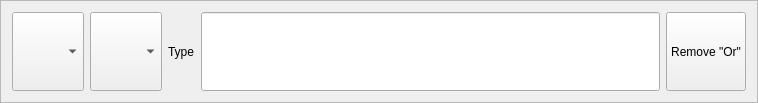
Above: ui/SearchOrFrame.ui from CS-4820-Library-Project/COUNTER-5-Report-Tool-2020-5.0 before the change. Below: the same form after it.
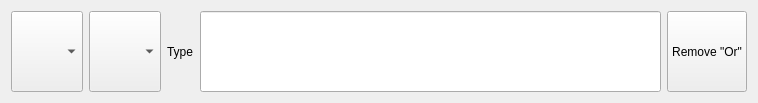
That is the form after the change.

Commit message: cleaned up Search UI (moved add and button, removed unnecessary frame borders

Diff of the .ui file:
```diff
--- a/ui/SearchOrFrame.ui
+++ b/ui/SearchOrFrame.ui
@@ -20,41 +20,30 @@
    <string>Frame</string>
   </property>
   <property name="frameShape">
-   <enum>QFrame::StyledPanel</enum>
+   <enum>QFrame::NoFrame</enum>
   </property>
   <property name="frameShadow">
-   <enum>QFrame::Raised</enum>
+   <enum>QFrame::Plain</enum>
   </property>
   <layout class="QGridLayout" name="gridLayout">
+   <item row="0" column="1">
+    <widget class="QComboBox" name="search_comparison_parameter_combobox">
+     <property name="sizePolicy">
+      <sizepolicy hsizetype="Preferred" vsizetype="Minimum">
+       <horstretch>0</horstretch>
+       <verstretch>0</verstretch>
+      </sizepolicy>
+     </property>
+    </widget>
+   </item>
    <item row="0" column="3">
-    <widget class="QFrame" name="frame">
-     <layout class="QVBoxLayout" name="verticalLayout">
-      <property name="leftMargin">
-       <number>0</number>
-      </property>
-      <property name="topMargin">
-       <number>0</number>
-      </property>
-      <property name="rightMargin">
-       <number>0</number>
-      </property>
-      <property name="bottomMargin">
-       <number>0</number>
-      </property>
-      <item>
-       <widget class="QLineEdit" name="search_value_parameter_lineedit">
-        <property name="sizePolicy">
-         <sizepolicy hsizetype="Expanding" vsizetype="Minimum">
-          <horstretch>0</horstretch>
-          <verstretch>0</verstretch>
-         </sizepolicy>
-        </property>
-       </widget>
-      </item>
-     </layout>
+    <widget class="QLabel" name="search_type_label">
+     <property name="text">
+      <string>Type</string>
+     </property>
     </widget>
    </item>
-   <item row="0" column="4">
+   <item row="0" column="5">
     <widget class="QPushButton" name="search_remove_or_clause_button">
      <property name="sizePolicy">
       <sizepolicy hsizetype="Preferred" vsizetype="Minimum">
@@ -77,23 +66,16 @@
      </property>
     </widget>
    </item>
-   <item row="0" column="1">
-    <widget class="QComboBox" name="search_comparison_parameter_combobox">
+   <item row="0" column="4">
+    <widget class="QLineEdit" name="search_value_parameter_lineedit">
      <property name="sizePolicy">
-      <sizepolicy hsizetype="Preferred" vsizetype="Minimum">
+      <sizepolicy hsizetype="Expanding" vsizetype="Minimum">
        <horstretch>0</horstretch>
        <verstretch>0</verstretch>
       </sizepolicy>
      </property>
     </widget>
    </item>
-   <item row="0" column="2">
-    <widget class="QLabel" name="search_type_label">
-     <property name="text">
-      <string>Type</string>
-     </property>
-    </widget>
-   </item>
   </layout>
  </widget>
  <resources/>
```
The commit also changes 5 other files.
